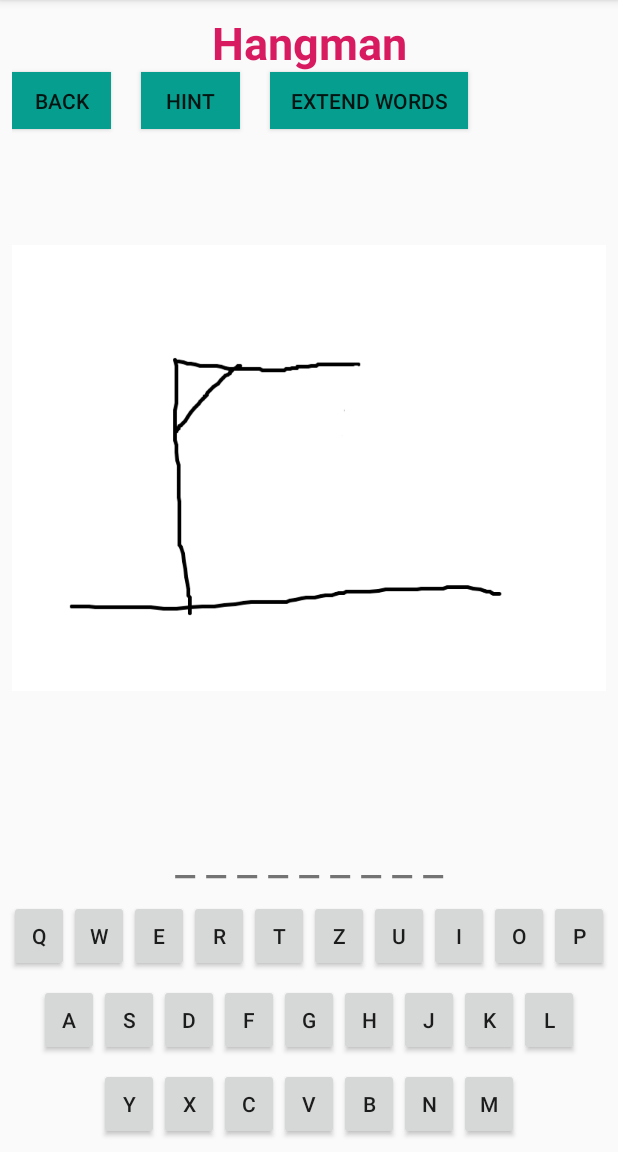
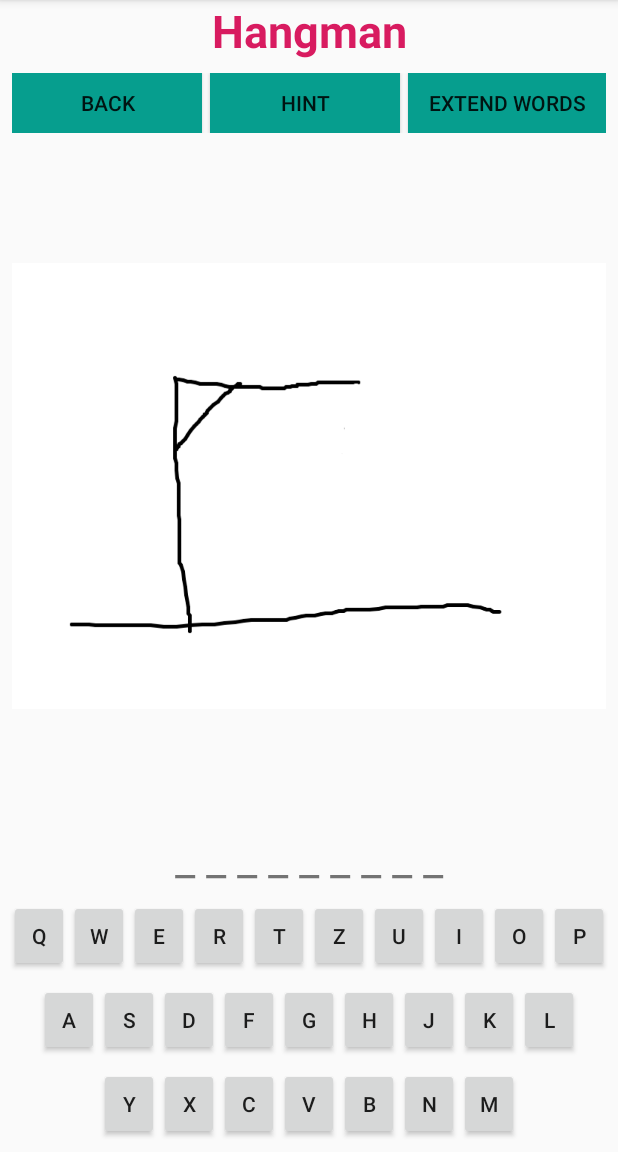
Before and after one commit to sw19-tug/morning05, an Android app: the HangmanActivity screen opened directly, with no data from a screen before it, on a phone screen of 412 x 824 dp, the part 84-1236 px from its top. Run offline under Robolectric (Android 15) with nearby library versions, the phone set to English and light mode, and no system bars.

Commit message:
GAMES_025_001 added responsive design for hangman [BL,LF]

```diff
--- a/app/src/main/res/layout/activity_hangman.xml
+++ b/app/src/main/res/layout/activity_hangman.xml
@@ -3,93 +3,123 @@
     xmlns:app="http://schemas.android.com/apk/res-auto"
     xmlns:tools="http://schemas.android.com/tools"
     android:layout_width="match_parent"
-    android:layout_height="match_parent">
+    android:layout_height="match_parent"
+    tools:actionBarNavMode="@tools:sample/avatars">
 
     <LinearLayout
-        android:id="@+id/ly_title"
-        android:layout_width="wrap_content"
+        android:id="@+id/win_ly"
+        android:layout_width="0dp"
         android:layout_height="wrap_content"
         android:layout_marginStart="8dp"
         android:layout_marginTop="8dp"
         android:layout_marginEnd="8dp"
-        android:orientation="horizontal"
+        android:layout_marginBottom="8dp"
+        android:orientation="vertical"
+        android:visibility="invisible"
+        app:layout_constraintBottom_toBottomOf="parent"
         app:layout_constraintEnd_toEndOf="parent"
         app:layout_constraintStart_toStartOf="parent"
         app:layout_constraintTop_toTopOf="parent">
 
         <TextView
-            android:id="@+id/title"
-            android:textColor="@color/colorAccent"
-            android:layout_width="226dp"
-            android:layout_height="40dp"
-            android:text="@string/str_title_hm"
+            android:id="@+id/textv_2"
+            android:layout_width="match_parent"
+            android:layout_height="wrap_content"
+            android:text="@string/str_textv_win_hm"
             android:textAlignment="center"
-            android:textSize="30sp"
-            android:textStyle="bold"
-            app:layout_constraintEnd_toEndOf="parent"
-            app:layout_constraintHorizontal_bias="1.0"
-            app:layout_constraintStart_toStartOf="parent"
-            tools:layout_editor_absoluteY="108dp" />
+            android:textColor="@color/colorBlack"
+            android:textSize="24sp" />
+
+        <Button
+            android:id="@+id/btn_reset_hm"
+            android:layout_width="match_parent"
+            android:layout_height="wrap_content"
+            android:text="@string/str_reset"
+            android:textAppearance="@style/TextAppearance.AppCompat"
+            android:textSize="18sp" />
+
+        <Button
+            android:id="@+id/btn_exit"
+            android:layout_width="match_parent"
+            android:layout_height="wrap_content"
+            android:text="@string/str_back" />
     </LinearLayout>
 
-
     <LinearLayout
-        android:id="@+id/word_container"
-        android:layout_width="match_parent"
+        android:id="@+id/keyb_2"
+        android:layout_width="wrap_content"
         android:layout_height="wrap_content"
         android:layout_marginStart="8dp"
         android:layout_marginEnd="8dp"
         android:layout_marginBottom="8dp"
         android:orientation="horizontal"
+        app:layout_constraintBottom_toTopOf="@+id/keyb_3"
         app:layout_constraintEnd_toEndOf="parent"
-        app:layout_constraintStart_toStartOf="parent">
+        app:layout_constraintStart_toStartOf="parent"
+        app:layout_constraintTop_toBottomOf="@id/keyb_1">
 
         <Button
-            android:id="@+id/btn_back_hm"
-            android:background="@color/colorPrimary"
-            android:layout_width="0dp"
+            android:id="@+id/btn_a"
+            android:layout_width="40dp"
+            android:layout_height="wrap_content"
             android:layout_weight="1"
-            android:layout_height="38dp"
-            android:layout_marginTop="48dp"
-            android:layout_marginBottom="8dp"
-            android:text="@string/str_back"
-            app:layout_constraintBottom_toBottomOf="parent"
-            app:layout_constraintStart_toStartOf="parent"
-            app:layout_constraintTop_toTopOf="parent"
-            app:layout_constraintVertical_bias="0.021"
-            />
+            android:text="A" />
 
         <Button
-            android:id="@+id/btn_hint_hm"
-            android:background="@color/colorPrimary"
-            android:layout_width="0dp"
+            android:id="@+id/btn_s"
+            android:layout_width="40dp"
+            android:layout_height="wrap_content"
             android:layout_weight="1"
-            android:layout_height="38dp"
-            android:layout_marginTop="48dp"
-            android:layout_marginLeft="20dp"
-            android:layout_marginRight="20dp"
-            android:layout_marginBottom="8dp"
-            android:text="@string/str_hint"
-            app:layout_constraintBottom_toBottomOf="parent"
-            app:layout_constraintEnd_toEndOf="parent"
-            app:layout_constraintTop_toTopOf="parent"
-            app:layout_constraintVertical_bias="0.02" />
+            android:text="S" />
 
         <Button
-            android:id="@+id/btn_hm_extend_words"
-            android:background="@color/colorPrimary"
-            android:singleLine="true"
-            android:layout_width="0dp"
-            android:layout_weight="2"
-            android:layout_height="38dp"
-            android:layout_marginTop="48dp"
-            android:layout_marginEnd="92dp"
-            android:layout_marginBottom="8dp"
-            android:text="@string/str_hm_extend_words"
-            app:layout_constraintBottom_toBottomOf="parent"
-            app:layout_constraintEnd_toEndOf="parent"
-            app:layout_constraintTop_toTopOf="parent"
-            app:layout_constraintVertical_bias="0.02" />
+            android:id="@+id/btn_d"
+            android:layout_width="40dp"
+            android:layout_height="wrap_content"
+            android:layout_weight="1"
+            android:text="D" />
+
+        <Button
+            android:id="@+id/btn_f"
+            android:layout_width="40dp"
+            android:layout_height="wrap_content"
+            android:layout_weight="1"
+            android:text="F" />
+
+        <Button
+            android:id="@+id/btn_g"
+            android:layout_width="40dp"
+            android:layout_height="wrap_content"
+            android:layout_weight="1"
+            android:text="G" />
+
+        <Button
+            android:id="@+id/btn_h"
+            android:layout_width="40dp"
+            android:layout_height="wrap_content"
+            android:layout_weight="1"
+            android:text="H" />
+
+        <Button
+            android:id="@+id/btn_j"
+            android:layout_width="40dp"
+            android:layout_height="wrap_content"
+            android:layout_weight="1"
+            android:text="J" />
+
+        <Button
+            android:id="@+id/btn_k"
+            android:layout_width="40dp"
+            android:layout_height="wrap_content"
+            android:layout_weight="1"
+            android:text="K" />
+
+        <Button
+            android:id="@+id/btn_l"
+            android:layout_width="40dp"
+            android:layout_height="wrap_content"
+            android:layout_weight="1"
+            android:text="L" />
     </LinearLayout>
 
     <LinearLayout
@@ -102,7 +132,8 @@
         android:orientation="horizontal"
         app:layout_constraintBottom_toTopOf="@+id/keyb_2"
         app:layout_constraintEnd_toEndOf="parent"
-        app:layout_constraintStart_toStartOf="parent">
+        app:layout_constraintStart_toStartOf="parent"
+        app:layout_constraintTop_toBottomOf="@id/word_container">
 
         <Button
             android:id="@+id/btn_q"
@@ -176,79 +207,80 @@
     </LinearLayout>
 
     <LinearLayout
-        android:id="@+id/keyb_2"
-        android:layout_width="wrap_content"
+        android:id="@+id/word_container"
+        android:layout_width="match_parent"
         android:layout_height="wrap_content"
         android:layout_marginStart="8dp"
         android:layout_marginEnd="8dp"
         android:layout_marginBottom="8dp"
         android:orientation="horizontal"
-        app:layout_constraintBottom_toTopOf="@+id/keyb_3"
+        app:layout_constraintBottom_toTopOf="@+id/keyb_1"
         app:layout_constraintEnd_toEndOf="parent"
-        app:layout_constraintStart_toStartOf="parent">
+        app:layout_constraintStart_toStartOf="parent"
+        app:layout_constraintTop_toBottomOf="@id/image_hm_ly">
+
+        <TextView
+            android:id="@+id/textv_word_to_guess"
+            android:layout_width="0dp"
+            android:layout_height="wrap_content"
+            android:layout_weight="1"
+            android:text="word"
+            android:textAlignment="center"
+            android:textSize="30sp" />
+    </LinearLayout>
+
+    <LinearLayout
+        android:id="@+id/ly_buttons"
+        android:layout_width="match_parent"
+        android:layout_height="40dp"
+        android:layout_marginStart="8dp"
+        android:layout_marginTop="8dp"
+        android:layout_marginEnd="8dp"
+        android:layout_marginBottom="8dp"
+        android:orientation="horizontal"
+        app:layout_constraintBottom_toTopOf="@+id/image_hm_ly"
+        app:layout_constraintEnd_toEndOf="parent"
+        app:layout_constraintStart_toStartOf="parent"
+        app:layout_constraintTop_toBottomOf="@+id/ly_title">
 
         <Button
-            android:id="@+id/btn_a"
-            android:layout_width="40dp"
-            android:layout_height="wrap_content"
+            android:id="@+id/btn_back_hm"
+            android:layout_width="match_parent"
+            android:layout_height="match_parent"
+            android:layout_marginRight="5dp"
             android:layout_weight="1"
-            android:text="A" />
+            android:background="@color/colorPrimary"
+            android:text="@string/str_back"
+            app:layout_constraintBottom_toBottomOf="parent"
+            app:layout_constraintStart_toStartOf="parent"
+            app:layout_constraintTop_toTopOf="parent"
+            app:layout_constraintVertical_bias="0.021" />
 
         <Button
-            android:id="@+id/btn_s"
-            android:layout_width="40dp"
-            android:layout_height="wrap_content"
+            android:id="@+id/btn_hint_hm"
+            android:layout_width="match_parent"
+            android:layout_height="match_parent"
+            android:layout_marginRight="5dp"
             android:layout_weight="1"
-            android:text="S" />
+            android:background="@color/colorPrimary"
+            android:text="@string/str_hint"
+            app:layout_constraintBottom_toBottomOf="parent"
+            app:layout_constraintEnd_toEndOf="parent"
+            app:layout_constraintTop_toTopOf="parent"
+            app:layout_constraintVertical_bias="0.02" />
 
         <Button
-            android:id="@+id/btn_d"
-            android:layout_width="40dp"
-            android:layout_height="wrap_content"
+            android:id="@+id/btn_hm_extend_words"
+            android:layout_width="match_parent"
+            android:layout_height="match_parent"
             android:layout_weight="1"
-            android:text="D" />
-
-        <Button
-            android:id="@+id/btn_f"
-            android:layout_width="40dp"
-            android:layout_height="wrap_content"
-            android:layout_weight="1"
-            android:text="F" />
-
-        <Button
-            android:id="@+id/btn_g"
-            android:layout_width="40dp"
-            android:layout_height="wrap_content"
-            android:layout_weight="1"
-            android:text="G" />
-
-        <Button
-            android:id="@+id/btn_h"
-            android:layout_width="40dp"
-            android:layout_height="wrap_content"
-            android:layout_weight="1"
-            android:text="H" />
-
-        <Button
-            android:id="@+id/btn_j"
-            android:layout_width="40dp"
-            android:layout_height="wrap_content"
-            android:layout_weight="1"
-            android:text="J" />
-
-        <Button
-            android:id="@+id/btn_k"
-            android:layout_width="40dp"
-            android:layout_height="wrap_content"
-            android:layout_weight="1"
-            android:text="K" />
-
-        <Button
-            android:id="@+id/btn_l"
-            android:layout_width="40dp"
-            android:layout_height="wrap_content"
-            android:layout_weight="1"
-            android:text="L" />
+            android:background="@color/colorPrimary"
+            android:singleLine="true"
+            android:text="@string/str_hm_extend_words"
+            app:layout_constraintBottom_toBottomOf="parent"
+            app:layout_constraintEnd_toEndOf="parent"
+            app:layout_constraintTop_toTopOf="parent"
+            app:layout_constraintVertical_bias="0.02" />
     </LinearLayout>
 
     <LinearLayout
@@ -262,7 +294,8 @@
         android:orientation="horizontal"
         app:layout_constraintBottom_toBottomOf="parent"
         app:layout_constraintEnd_toEndOf="parent"
-        app:layout_constraintStart_toStartOf="parent">
+        app:layout_constraintStart_toStartOf="parent"
+        app:layout_constraintTop_toBottomOf="@id/keyb_2">
 
         <Button
             android:id="@+id/btn_y"
@@ -315,87 +348,49 @@
     </LinearLayout>
 
     <LinearLayout
-        android:id="@+id/word_container"
-        android:layout_width="match_parent"
-        android:layout_height="wrap_content"
+        android:id="@+id/image_hm_ly"
+        android:layout_width="0dp"
+        android:layout_height="0dp"
         android:layout_marginStart="8dp"
         android:layout_marginEnd="8dp"
-        android:layout_marginBottom="8dp"
-        android:orientation="horizontal"
-        app:layout_constraintBottom_toTopOf="@+id/keyb_1"
+        android:orientation="vertical"
+        app:layout_constraintBottom_toTopOf="@id/word_container"
         app:layout_constraintEnd_toEndOf="parent"
-        app:layout_constraintStart_toStartOf="parent">
-
-        <TextView
-            android:id="@+id/textv_word_to_guess"
-            android:layout_width="0dp"
-            android:layout_height="wrap_content"
-            android:layout_weight="1"
-            android:text="word"
-            android:textAlignment="center"
-            android:textSize="30sp" />
-    </LinearLayout>
-
-
-    <LinearLayout
-        android:id="@+id/image_hm_ly"
-        android:layout_width="0dp"
-        android:layout_height="wrap_content"
-        android:layout_marginStart="8dp"
-        android:layout_marginTop="32dp"
-        android:layout_marginEnd="8dp"
-        android:layout_marginBottom="8dp"
-        android:orientation="vertical"
-        app:layout_constraintBottom_toTopOf="@+id/word_container"
-        app:layout_constraintEnd_toEndOf="parent"
+        app:layout_constraintHorizontal_bias="0.0"
         app:layout_constraintStart_toStartOf="parent"
-        app:layout_constraintTop_toBottomOf="@+id/ly_title">
+        app:layout_constraintTop_toBottomOf="@id/ly_buttons">
 
         <ImageView
             android:id="@+id/image_hm"
             android:layout_width="wrap_content"
-            android:layout_height="wrap_content"
-            android:src="@drawable/image_hm_0"/>
+            android:layout_height="match_parent"
+            android:src="@drawable/image_hm_0" />
     </LinearLayout>
 
-
     <LinearLayout
-        android:id="@+id/win_ly"
-        android:layout_width="0dp"
+        android:id="@+id/ly_title"
+        android:layout_width="wrap_content"
         android:layout_height="wrap_content"
-        android:layout_marginStart="8dp"
-        android:layout_marginTop="32dp"
-        android:layout_marginEnd="8dp"
-        android:layout_marginBottom="8dp"
-        android:orientation="vertical"
-        android:visibility="invisible"
-        app:layout_constraintBottom_toTopOf="@+id/word_container"
+        android:orientation="horizontal"
+        app:layout_constraintBottom_toTopOf="@id/ly_buttons"
         app:layout_constraintEnd_toEndOf="parent"
         app:layout_constraintStart_toStartOf="parent"
-        app:layout_constraintTop_toBottomOf="@+id/ly_title">
+        app:layout_constraintTop_toTopOf="parent">
 
         <TextView
-            android:id="@+id/textv_2"
+            android:id="@+id/title"
             android:layout_width="match_parent"
             android:layout_height="wrap_content"
-            android:textColor="@color/colorBlack"
-            android:text="@string/str_textv_win_hm"
+            android:layout_weight="1"
+            android:text="@string/str_title_hm"
             android:textAlignment="center"
-            android:textSize="24sp" />
-
-        <Button
-            android:id="@+id/btn_reset_hm"
-            android:layout_width="match_parent"
-            android:layout_height="wrap_content"
-            android:text="@string/str_reset"
-            android:textAppearance="@style/TextAppearance.AppCompat"
-            android:textSize="18sp" />
-
-        <Button
-            android:id="@+id/btn_exit"
-            android:layout_width="match_parent"
-            android:layout_height="wrap_content"
-            android:text="@string/str_back" />
+            android:textColor="@color/colorAccent"
+            android:textSize="30sp"
+            android:textStyle="bold"
+            app:layout_constraintEnd_toEndOf="parent"
+            app:layout_constraintHorizontal_bias="1.0"
+            app:layout_constraintStart_toStartOf="parent"
+            tools:layout_editor_absoluteY="108dp" />
     </LinearLayout>
 
 
```
Also changed, not shown: app/src/main/java/com/example/sw19_morning05/HangmanActivity.java (+28 -26 lines).
